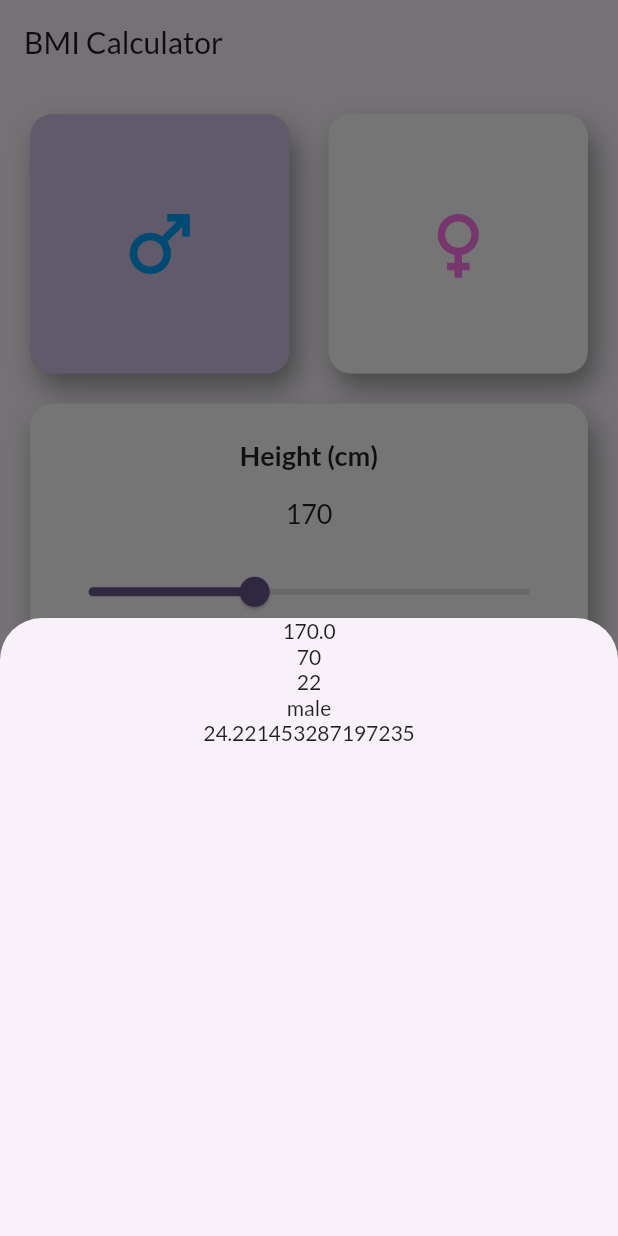
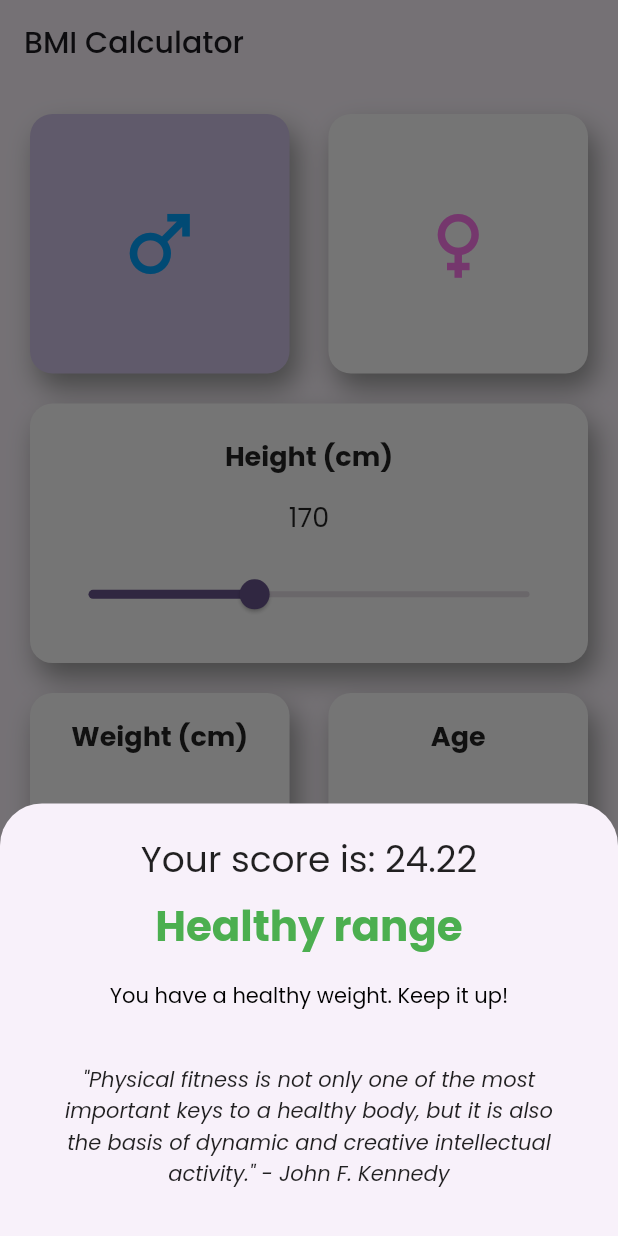
Before and after one commit to jtrznadel/flutter_bmi_calculator, a Flutter app: the screen it shows after launch, after a tap on "Calculate Yours BMI", on a phone screen of 412 x 824 dp. Run offline on Flutter 3.47's test engine with Material 2 defaults, Android fonts, the phone set to English and light mode, and no system bars; our stand-ins replace google_fonts.

Commit message:
final version

```diff
--- a/lib/main.dart
+++ b/lib/main.dart
@@ -19,7 +19,7 @@ class MyApp extends StatelessWidget {
         theme: ThemeData(
             colorScheme: ColorScheme.fromSeed(seedColor: Colors.deepPurple),
             useMaterial3: true,
-            textTheme: GoogleFonts.latoTextTheme(textTheme)),
+            textTheme: GoogleFonts.poppinsTextTheme(textTheme)),
         home: const BmiScreen());
   }
 }
--- a/lib/models/bmi_model.dart
+++ b/lib/models/bmi_model.dart
@@ -1,19 +1,58 @@
 import 'dart:math';
+
+import 'package:flutter/material.dart';
 
 class BmiModel {
   String gender;
   int age;
   double height;
   int weight;
-  late double result;
-
-  BmiModel(
-      {required this.gender,
-      required this.age,
-      required this.height,
-      required this.weight});
-
-  double calculateBmi() {
-    return result = weight / ((height / 100) * (height / 100));
+  late BmiResultModel result = BmiResultModel();
+  BmiModel(this.gender, this.age, this.height, this.weight) {
+    result = BmiResultModel();
+  }
+  void calculateBmi() {
+    var score = weight / ((height / 100) * (height / 100));
+    result.score = score;
+    if (score < 18.5) {
+      result.info = 'Underweight';
+      result.description = 'You may need to gain some weight.';
+      result.color = Colors.blueGrey;
+      result.quote =
+          '"Take care of your body. It\'s the only place you have to live." - Jim Rohn';
+    } else if (score < 24.9) {
+      result.info = 'Healthy range';
+      result.description = 'You have a healthy weight. Keep it up!';
+      result.color = Colors.green;
+      result.quote =
+          '"Physical fitness is not only one of the most important keys to a healthy body, but it is also the basis of dynamic and creative intellectual activity." - John F. Kennedy';
+    } else if (score < 29.9) {
+      result.info = 'Overweight';
+      result.description = 'Consider losing some weight for better health.';
+      result.color = Colors.amber;
+      result.quote =
+          '"It does not matter how slowly you go as long as you do not stop." - Confucius';
+    } else if (score < 39.9) {
+      result.info = 'Obesity';
+      result.description = 'It\'s important to focus on weight loss and overall health.';
+      result.color = Colors.deepOrange;
+      result.quote = '"The journey of a thousand miles begins with one step." - Lao Tzu';
+    } else {
+      result.info = 'Severe obesity';
+      result.description = 'Immediate lifestyle changes are crucial for your health.';
+      result.color = Colors.red;
+      result.quote =
+          '"You don’t have to be great to start, but you have to start to be great." - Zig Ziglar';
+    }
   }
 }
+
+class BmiResultModel {
+  late double score;
+  late Color color;
+  late String info;
+  late String description;
+  late String quote;
+
+  BmiResultModel();
+}
--- a/lib/screens/bmi_screen.dart
+++ b/lib/screens/bmi_screen.dart
@@ -16,7 +16,7 @@ class _BMIScreenState extends State<BmiScreen> {
   bool isMalePressed = true;
   bool isFemalePressed = false;
 
-  final BmiModel _bmiModel = BmiModel(gender: "male", age: 22, height: 170, weight: 70);
+  final BmiModel _bmiModel = BmiModel("male", 22, 170, 70);
   @override
   Widget build(BuildContext context) {
     final size = MediaQuery.of(context).size;
@@ -105,28 +105,7 @@ class _BMIScreenState extends State<BmiScreen> {
               SizedBox(
                 width: double.infinity,
                 child: FloatingActionButton(
-                  onPressed: () {
-                    _bmiModel.calculateBmi();
-                    showModalBottomSheet(
-                      context: context,
-                      builder: (BuildContext context) {
-                        return SizedBox(
-                          width: double.infinity,
-                          height: size.height * 0.5,
-                          child: Column(
-                            mainAxisSize: MainAxisSize.min,
-                            children: <Widget>[
-                              Text(_bmiModel.height.toString()),
-                              Text(_bmiModel.weight.toString()),
-                              Text(_bmiModel.age.toString()),
-                              Text(_bmiModel.gender),
-                              Text(_bmiModel.result.toString()),
-                            ],
-                          ),
-                        );
-                      },
-                    );
-                  },
+                  onPressed: showResult,
                   child: const Text(
                     "Calculate Yours BMI",
                     style: TextStyle(fontSize: 18),
@@ -137,4 +116,59 @@ class _BMIScreenState extends State<BmiScreen> {
           ),
         ));
   }
+
+  void showResult() {
+    _bmiModel.calculateBmi();
+    showModalBottomSheet(
+      context: context,
+      builder: (BuildContext context) {
+        final size = MediaQuery.of(context).size;
+
+        return SizedBox(
+          width: double.infinity,
+          height: size.height * 0.35,
+          child: Padding(
+            padding: const EdgeInsets.all(30.0).copyWith(top: 20),
+            child: Column(
+              children: [
+                Text(
+                  'Your score is: ${(_bmiModel.result.score).toStringAsFixed(2)}',
+                  style: const TextStyle(fontSize: 24),
+                ),
+                const SizedBox(
+                  height: 5,
+                ),
+                Text(
+                  _bmiModel.result.info,
+                  style: TextStyle(
+                    fontSize: 28,
+                    color: _bmiModel.result.color,
+                    fontWeight: FontWeight.bold,
+                  ),
+                ),
+                const SizedBox(
+                  height: 15,
+                ),
+                Text(
+                  _bmiModel.result.description,
+                  textAlign: TextAlign.center,
+                  style: const TextStyle(color: Colors.black),
+                ),
+                const SizedBox(
+                  height: 35,
+                ),
+                Text(
+                  _bmiModel.result.quote,
+                  textAlign: TextAlign.center,
+                  style: const TextStyle(
+                    fontStyle: FontStyle.italic,
+                  ),
+                )
+              ],
+            ),
+          ),
+        );
+      },
+    );
+  }
 }
```
